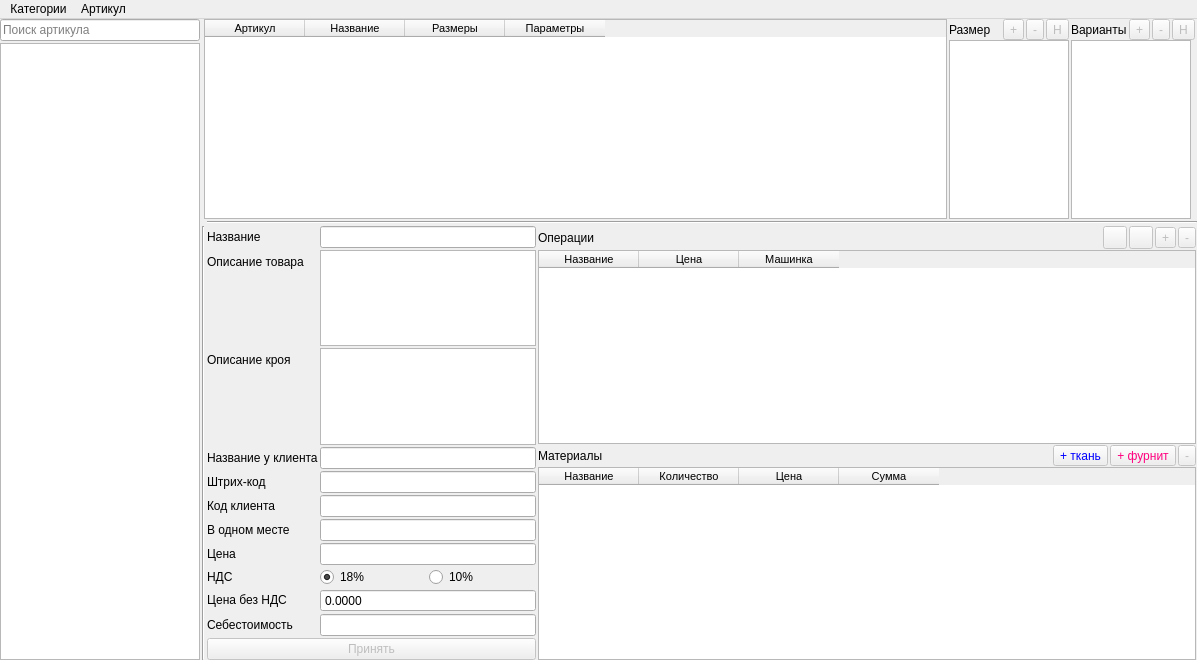
Before: the Qt Designer form ui/article_test.ui in Meller008/CRM-Avi, drawn with Qt 5.
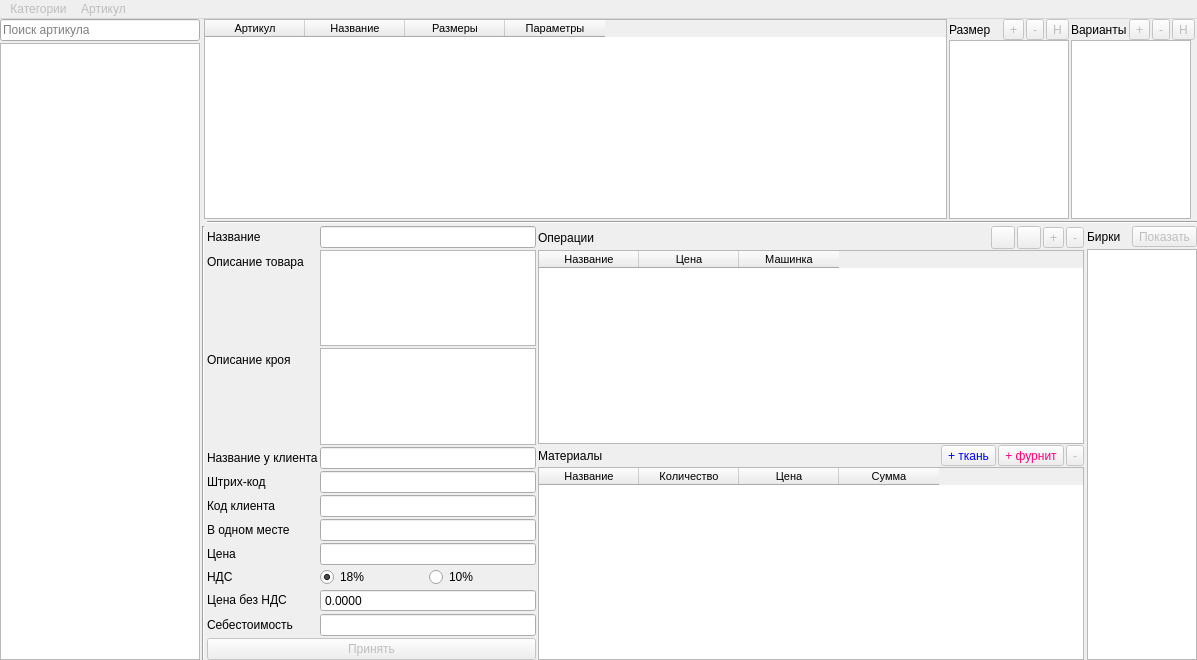
After: the same form once the commit is applied.

```diff
--- a/ui/article_test.ui
+++ b/ui/article_test.ui
@@ -319,7 +319,7 @@
        </widget>
       </item>
       <item row="2" column="1" colspan="3">
-       <layout class="QGridLayout" name="gridLayout_5" columnstretch="0,1,2">
+       <layout class="QGridLayout" name="gridLayout_5" columnstretch="0,3,5,1">
         <property name="spacing">
          <number>2</number>
         </property>
@@ -555,6 +555,13 @@
           </item>
          </layout>
         </item>
+        <item row="1" column="0">
+         <widget class="Line" name="line_2">
+          <property name="orientation">
+           <enum>Qt::Vertical</enum>
+          </property>
+         </widget>
+        </item>
         <item row="1" column="1">
          <layout class="QFormLayout" name="formLayout_5">
           <property name="horizontalSpacing">
@@ -768,14 +775,42 @@
           </item>
          </layout>
         </item>
-        <item row="1" column="0">
-         <widget class="Line" name="line_2">
-          <property name="orientation">
-           <enum>Qt::Vertical</enum>
+        <item row="1" column="3">
+         <layout class="QVBoxLayout" name="verticalLayout_2">
+          <property name="spacing">
+           <number>2</number>
           </property>
-         </widget>
+          <item>
+           <layout class="QHBoxLayout" name="horizontalLayout_3">
+            <item>
+             <widget class="QLabel" name="label_2">
+              <property name="text">
+               <string>Бирки</string>
+              </property>
+             </widget>
+            </item>
+            <item>
+             <widget class="QToolButton" name="pb_label_view">
+              <property name="enabled">
+               <bool>false</bool>
+              </property>
+              <property name="text">
+               <string>Показать</string>
+              </property>
+             </widget>
+            </item>
+           </layout>
+          </item>
+          <item>
+           <widget class="QListWidget" name="lw_label">
+            <property name="editTriggers">
+             <set>QAbstractItemView::NoEditTriggers</set>
+            </property>
+           </widget>
+          </item>
+         </layout>
         </item>
-        <item row="0" column="1" colspan="2">
+        <item row="0" column="1" colspan="3">
          <widget class="Line" name="line">
           <property name="orientation">
            <enum>Qt::Horizontal</enum>
@@ -801,6 +836,9 @@
     <string notr="true"/>
    </property>
    <widget class="QMenu" name="menu">
+    <property name="enabled">
+     <bool>false</bool>
+    </property>
     <property name="styleSheet">
      <string notr="true"/>
     </property>
@@ -812,6 +850,9 @@
     <addaction name="pb_dell_category"/>
    </widget>
    <widget class="QMenu" name="menu_2">
+    <property name="enabled">
+     <bool>false</bool>
+    </property>
     <property name="title">
      <string>Артикул</string>
     </property>
@@ -822,7 +863,7 @@
     <addaction name="pb_calc_matrial"/>
     <addaction name="pb_copy_article"/>
     <addaction name="pb_past_article"/>
-    <addaction name="action_4"/>
+    <addaction name="pb_change_article_category"/>
    </widget>
    <addaction name="menu"/>
    <addaction name="menu_2"/>
@@ -870,7 +911,7 @@
     <string>Удалить</string>
    </property>
   </action>
-  <action name="action_4">
+  <action name="pb_change_article_category">
    <property name="text">
     <string>Сменить категорию</string>
    </property>
```
Left out of the diff: 84 changed lines with no effect on the pictures.
